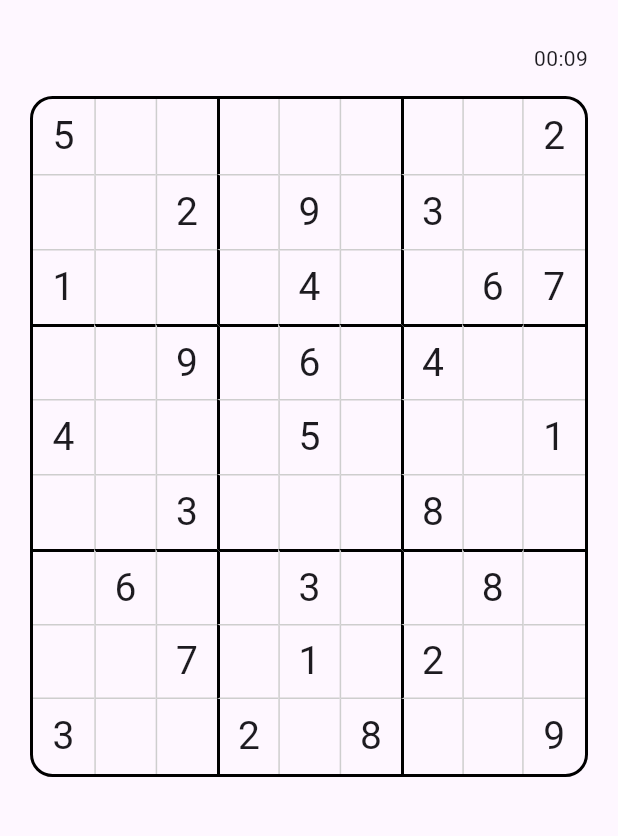
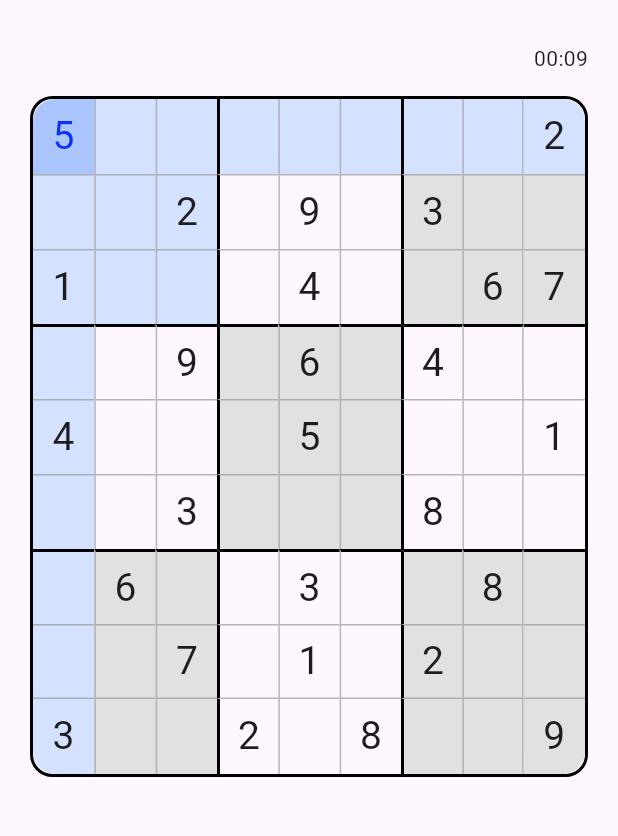
Before and after one commit to AkashM006/flutter-sudoku, a Flutter app: the screen it shows after launch, after a tap on an icon or button, on a phone screen of 412 x 824 dp, the part 63-899 px from its top. Run offline on Flutter 3.47's test engine with Material 2 defaults, Android fonts, the phone set to English and light mode, and no system bars; our stand-ins replace flutter_riverpod.

Commit message:
Implemented touch so that now touching highlights the row, column and the cell group

```diff
--- /dev/null
+++ b/lib/providers/selected_item_provider.dart
@@ -0,0 +1,19 @@
+import 'package:flutter_riverpod/flutter_riverpod.dart';
+
+class SudokuCell {
+  SudokuCell({required this.row, required this.column});
+  final int row, column;
+}
+
+class SelectedItemNotifier extends StateNotifier<SudokuCell> {
+  SelectedItemNotifier() : super(SudokuCell(row: 0, column: 0));
+
+  void setSelected(int row, int column) {
+    state = SudokuCell(row: row, column: column);
+  }
+}
+
+final selectedItemProvider =
+    StateNotifierProvider<SelectedItemNotifier, SudokuCell>(
+  (ref) => SelectedItemNotifier(),
+);
--- a/lib/utils/sudoku_utils.dart
+++ b/lib/utils/sudoku_utils.dart
@@ -1,4 +1,5 @@
 import 'package:flutter/material.dart';
+import 'package:sudoku/providers/selected_item_provider.dart';
 
 const radius = Radius.circular(15);
 
@@ -9,12 +10,17 @@ const Map<String, BorderRadius?> itemBorderMapping = {
   '88': BorderRadius.only(bottomRight: radius),
 };
 
+const neighboringColor = Color(0xFFD4E2FF);
+const selectedColor = Color(0xFFABC5FE);
+const oddCellGroupColor = Color.fromARGB(255, 225, 225, 225);
+const selectedTextColor = Color(0xFF0d31f9);
+
 const strongBorder = BorderSide(
   color: Colors.black,
   width: 2,
 );
 const lightBorder = BorderSide(
-  color: Color.fromARGB(255, 206, 206, 206),
+  color: Color.fromARGB(175, 150, 150, 150),
   width: 1,
 );
 const invisibleBorder = BorderSide.none;
@@ -22,6 +28,24 @@ const invisibleBorder = BorderSide.none;
 class SudokuUtils {
   static bool _isCornerItem(int row, int column) {
     return (row == 0 || row == 8) && (column == 0 || column == 8);
+  }
+
+  static int _getCellGroupNumber(int row, int column) {
+    if (row >= 0 && row <= 2) {
+      if (column >= 0 && column <= 2) return 0;
+      if (column >= 3 && column <= 5) return 1;
+      return 2;
+    }
+
+    if (row >= 3 && row <= 5) {
+      if (column >= 0 && column <= 2) return 3;
+      if (column >= 3 && column <= 5) return 4;
+      return 5;
+    }
+
+    if (column >= 0 && column <= 2) return 6;
+    if (column >= 3 && column <= 5) return 7;
+    return 8;
   }
 
   static BorderRadius? getBorderRadius(int row, int column) {
@@ -59,4 +83,34 @@ class SudokuUtils {
       right: _getRightBorder(row, column),
     );
   }
+
+  static Color? getCellBackground(int row, int column, SudokuCell selected) {
+    final int selectedCellGroupNumber =
+        _getCellGroupNumber(selected.row, selected.column);
+    final int currentCellGroupNumber = _getCellGroupNumber(row, column);
+
+    if (selected.column == column && selected.row == row) {
+      return selectedColor;
+    }
+
+    if (selectedCellGroupNumber == currentCellGroupNumber) {
+      return neighboringColor;
+    }
+
+    if (selected.column == column || selected.row == row) {
+      return neighboringColor;
+    }
+    if (currentCellGroupNumber % 2 == 0) {
+      return oddCellGroupColor;
+    }
+
+    return null;
+  }
+
+  static Color? getCellTextColor(int row, int column, SudokuCell selected) {
+    if (selected.row == row && selected.column == column) {
+      return selectedTextColor;
+    }
+    return null;
+  }
 }
--- a/lib/widgets/sudoku_table_item.dart
+++ b/lib/widgets/sudoku_table_item.dart
@@ -1,7 +1,9 @@
 import 'package:flutter/material.dart';
+import 'package:flutter_riverpod/flutter_riverpod.dart';
+import 'package:sudoku/providers/selected_item_provider.dart';
 import 'package:sudoku/utils/sudoku_utils.dart';
 
-class SudokuTableItem extends StatefulWidget {
+class SudokuTableItem extends ConsumerStatefulWidget {
   const SudokuTableItem({
     super.key,
     required this.itemValue,
@@ -14,21 +16,32 @@ class SudokuTableItem extends StatefulWidget {
   final int column;
 
   @override
-  State<StatefulWidget> createState() {
+  ConsumerState<SudokuTableItem> createState() {
     return _SudokuTableItemState();
   }
 }
 
-class _SudokuTableItemState extends State<SudokuTableItem> {
+class _SudokuTableItemState extends ConsumerState<SudokuTableItem> {
   void _touchHandler() {
-    // need to highlight some cells based on some condition
+    ref
+        .read(selectedItemProvider.notifier)
+        .setSelected(widget.row, widget.column);
   }
 
   @override
   Widget build(BuildContext context) {
+    final selectedCell = ref.watch(selectedItemProvider);
+
     return Expanded(
+      child: Container(
+        decoration: BoxDecoration(
+          color: SudokuUtils.getCellBackground(
+              widget.row, widget.column, selectedCell),
+          borderRadius: SudokuUtils.getBorderRadius(widget.row, widget.column),
+        ),
+        child: Material(
+          color: Colors.transparent,
           child: InkWell(
-        borderRadius: SudokuUtils.getBorderRadius(widget.row, widget.column),
             onTap: _touchHandler,
             child: Container(
               alignment: Alignment.center,
@@ -42,8 +55,17 @@ class _SudokuTableItemState extends State<SudokuTableItem> {
               child: Text(
                 widget.itemValue == '0' ? '' : widget.itemValue,
                 textAlign: TextAlign.center,
-            style: const TextStyle()
-                .copyWith(fontSize: 26, fontWeight: FontWeight.w400),
+                style: const TextStyle().copyWith(
+                  fontSize: 26,
+                  fontWeight: FontWeight.w400,
+                  color: SudokuUtils.getCellTextColor(
+                    widget.row,
+                    widget.column,
+                    selectedCell,
+                  ),
+                ),
+              ),
+            ),
           ),
         ),
       ),
```
Lines whose indentation alone changed are shown as unchanged.
